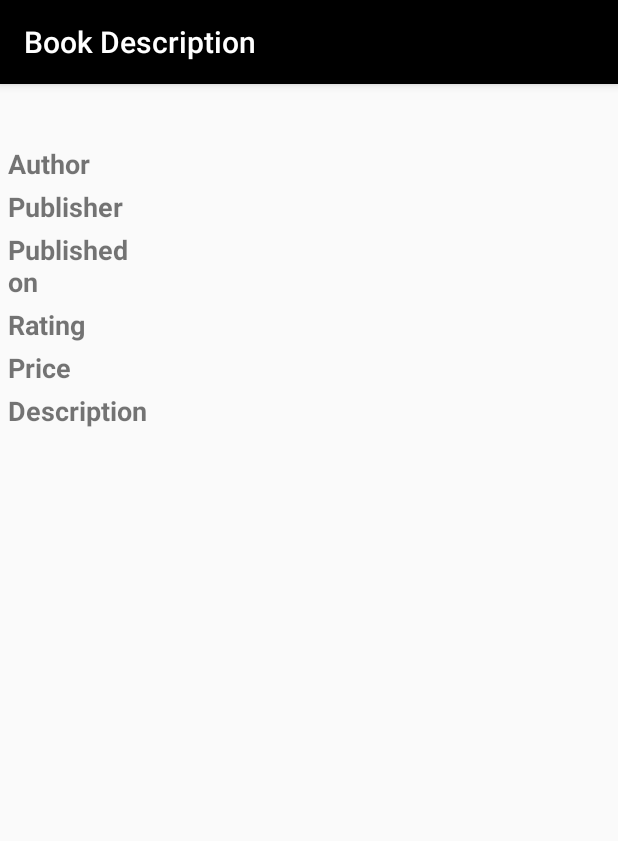
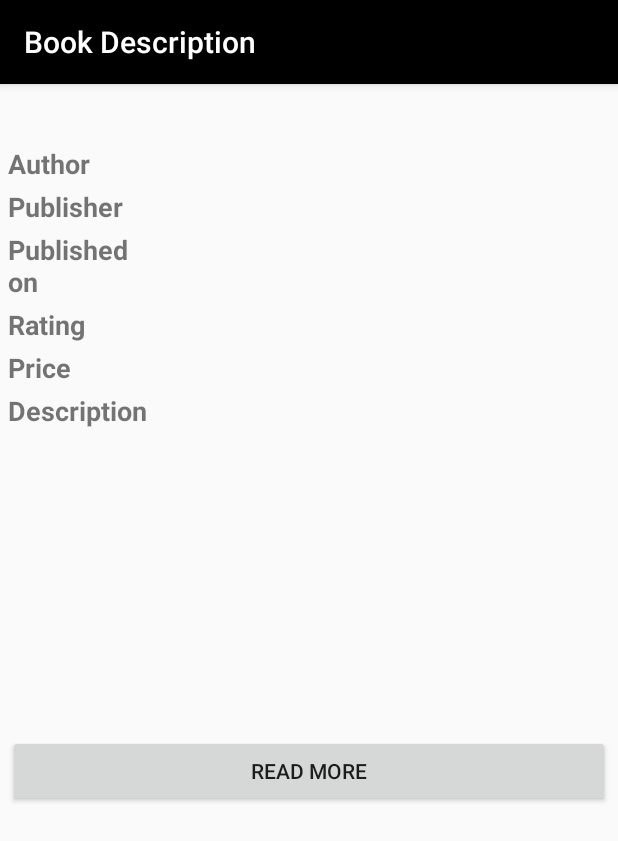
Before and after one commit to divyansh9711/BookFind, an Android app: the BookDescriptionActivity screen opened directly, with no data from a screen before it, on a phone screen of 412 x 824 dp. Shown: the top 841 px of the screen. Run offline under Robolectric (Android 15) with nearby library versions, the phone set to English and light mode, and no system bars; 7 statements that could not run were skipped.

Commit message:
Removed bugs on description activity.

```diff
--- a/app/src/main/java/com/example/divyanshsingh/bookfind/BookDescriptionActivity.java
+++ b/app/src/main/java/com/example/divyanshsingh/bookfind/BookDescriptionActivity.java
@@ -1,9 +1,12 @@
 package com.example.divyanshsingh.bookfind;
 
 import android.content.Intent;
+import android.net.Uri;
 import android.os.Bundle;
 import android.support.annotation.Nullable;
 import android.support.v7.app.AppCompatActivity;
+import android.view.View;
+import android.widget.Button;
 import android.widget.TextView;
 
 /**
@@ -16,9 +19,9 @@ public class BookDescriptionActivity extends AppCompatActivity {
         super.onCreate(savedInstanceState);
         setContentView(R.layout.description_activity);
         Intent intent = getIntent();
-        Book book = (Book) intent.getSerializableExtra("BOOK");
+        final Book book = (Book) intent.getSerializableExtra("BOOK");
 
-        TextView title = (TextView) findViewById(R.id.book_title);
+        TextView title = (TextView) findViewById(R.id.title);
         title.setText(book.getBookName());
 
         TextView authorName = (TextView) findViewById(R.id.aurhor_name);
@@ -38,5 +41,16 @@ public class BookDescriptionActivity extends AppCompatActivity {
 
         TextView description = (TextView) findViewById(R.id.description);
         description.setText(book.getDiscription());
+
+        Button info = (Button) findViewById(R.id.info_link);
+
+        info.setOnClickListener(new View.OnClickListener() {
+            @Override
+            public void onClick(View v) {
+                Intent intent1 = new Intent(Intent.ACTION_VIEW, Uri.parse(book.getWebPage()));
+                startActivity(intent1);
+            }
+        });
+
     }
 }
--- a/app/src/main/res/layout/description_activity.xml
+++ b/app/src/main/res/layout/description_activity.xml
@@ -1,10 +1,12 @@
 <?xml version="1.0" encoding="utf-8"?>
+<ScrollView android:layout_width="match_parent"
+    android:layout_height="match_parent"
+    xmlns:android="http://schemas.android.com/apk/res/android"
+    xmlns:tools="http://schemas.android.com/tools">
+
     <RelativeLayout android:layout_margin="5dp"
-    xmlns:android="http://schemas.android.com/apk/res/android"
         android:layout_width="match_parent"
-    android:layout_height="match_parent"
-    android:orientation="vertical"
-    xmlns:tools="http://schemas.android.com/tools">
+        android:layout_height="match_parent">
 
         <TextView
             android:layout_alignParentTop="true"
@@ -112,25 +114,38 @@
              android:layout_width="wrap_content"
              android:layout_height="wrap_content"
              tools:text="45100 INR"/>
+
+
         <TextView
+            android:layout_below="@+id/price"
             android:textStyle="bold"
             android:layout_marginTop="4sp"
             android:id="@+id/descriptionf"
             android:text="Description"
             android:textSize="18sp"
-        android:layout_alignParentStart="true"
-        android:layout_below="@+id/pricef"
             android:layout_width="100dp"
             android:layout_height="wrap_content" />
+        <ScrollView
+            android:layout_marginTop="4sp"
+            android:id="@+id/description_scroll"
+            android:layout_below="@+id/descriptionf"
+            android:layout_width="match_parent"
+            android:layout_height="200sp">
             <TextView
-        android:layout_marginTop="4sp"
+
                 android:id="@+id/description"
                 tools:text="asd asdf asdf asdf asdf asdf asdf sdf asdf asdf asdf asdf sdf asdf dsf asdf asdf asdf asdf sdf asdf "
                 android:textSize="18sp"
-        android:layout_toEndOf="@+id/descriptionf"
-        android:layout_below="@+id/pricef"
                 android:layout_width="wrap_content"
                 android:layout_height="wrap_content" />
-
-
+        </ScrollView>
+        <Button
+            android:id="@+id/info_link"
+            android:layout_alignParentBottom="true"
+            android:layout_alignParentEnd="true"
+            android:layout_below="@+id/description_scroll"
+            android:layout_width="match_parent"
+            android:layout_height="wrap_content"
+            android:text="Read More"/>
     </RelativeLayout>
+</ScrollView>
```
Lines whose indentation alone changed are shown as unchanged.
